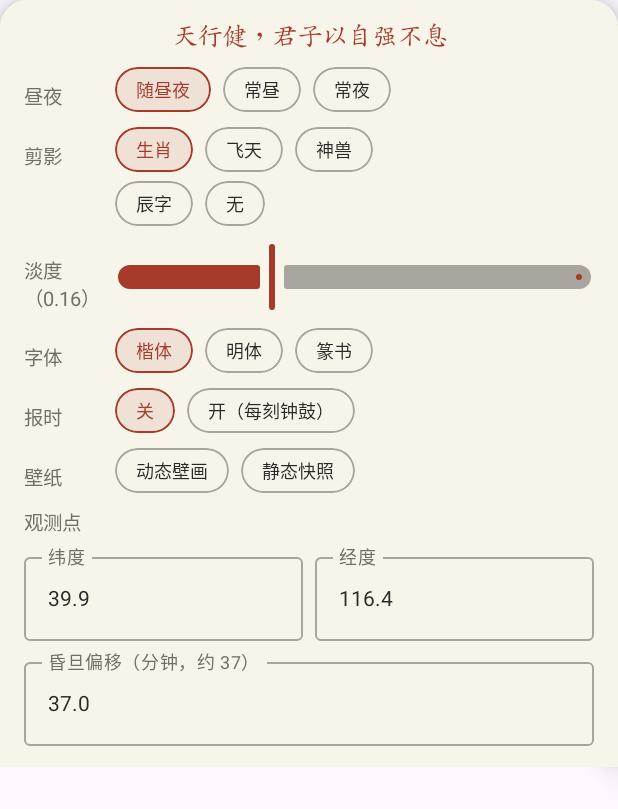
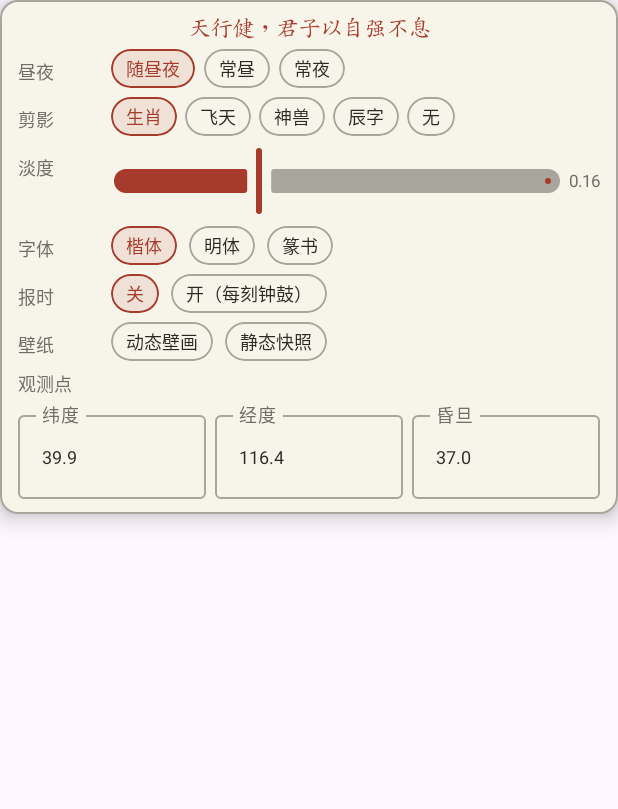
Before and after one commit to ayoblock/kepan-clock, an Android app built with Jetpack Compose: the composable SettingsSheet shown on its own in the app's theme, on a phone screen of 412 x 824 dp. Shown: the top 809 px of the screen. Run offline under Robolectric (Android 15) with nearby library versions, the phone set to English and light mode, and no system bars; Roboto replaces fonts that are not available here.

Commit message:
1.6.9(21)：横屏主盘主导（主盘正中 0.45h、面板 0.75 比例缩小、副盘居左余位中央）；设置牌窗改弹出框式浮卡（横屏覆面板位/竖屏底部居中，高度封顶内滚，不再满宽占屏）

```diff
--- a/android/app/build.gradle.kts
+++ b/android/app/build.gradle.kts
@@ -19,8 +19,8 @@ tasks.withType<Test>().configureEach {
 }
 
 /** 版本号唯一来源：defaultConfig、产物命名、发版文档共用。 */
-val appVersionName = "1.6.8"
-val appVersionCode = 20
+val appVersionName = "1.6.9"
+val appVersionCode = 21
 
 val keystoreProps = Properties().apply {
     val f = rootProject.file("keystore.properties")
--- a/android/app/src/main/java/cn/workbuddy/kepanclock/settings/SettingsSheet.kt
+++ b/android/app/src/main/java/cn/workbuddy/kepanclock/settings/SettingsSheet.kt
@@ -1,6 +1,7 @@
 package cn.workbuddy.kepanclock.settings
 
 import android.graphics.Typeface
+import androidx.compose.foundation.BorderStroke
 import androidx.compose.foundation.background
 import androidx.compose.foundation.border
 import androidx.compose.foundation.clickable
@@ -8,6 +9,7 @@ import androidx.compose.foundation.layout.Arrangement
 import androidx.compose.foundation.layout.Column
 import androidx.compose.foundation.layout.Row
 import androidx.compose.foundation.layout.fillMaxWidth
+import androidx.compose.foundation.layout.heightIn
 import androidx.compose.foundation.layout.padding
 import androidx.compose.foundation.rememberScrollState
 import androidx.compose.foundation.shape.RoundedCornerShape
@@ -41,6 +43,9 @@ import cn.workbuddy.kepanclock.render.Palette
  * 2026-11-21 用户拍板扩展：全局切换所有文字）/ 报时开关（P4）；壁纸动作（壁画自启/静态壁纸）属 P4 壁纸轮，本版不出现。
  * 「改即存」：每项改动即时回调落 DataStore，Flow 发射即刻生效。
  * 观测点（纬度/经度/昏旦偏移）为桌面 config.toml 手工项的承接，输入校验后写回。
+ * 2026-11-23 v1.6.9 用户反馈：改为与历注弹出框同款的**浮卡**——不再满宽底板，
+ * 宽度/位置由 ClockActivity 按 layout() 几何定位（横屏覆右面板位、竖屏底部
+ * 居中悬浮），高度上限由调用方 heightIn 传入，超出内滚。
  */
 @Composable
 fun SettingsSheet(
@@ -77,30 +82,29 @@ fun SettingsSheet(
 
     Surface(
         modifier = modifier.fillMaxWidth(),
-        shadowElevation = 10.dp,
+        shadowElevation = 8.dp,
         color = bg,
-        shape = RoundedCornerShape(topStart = 18.dp, topEnd = 18.dp),
+        shape = RoundedCornerShape(12.dp),
+        border = BorderStroke(1.dp, hair),
     ) {
         Column(
             modifier = Modifier
                 .fillMaxWidth()
                 .verticalScroll(rememberScrollState())
-                .padding(horizontal = 16.dp, vertical = 14.dp),
-            verticalArrangement = Arrangement.spacedBy(10.dp),
+                .padding(horizontal = 12.dp, vertical = 10.dp),
+            verticalArrangement = Arrangement.spacedBy(6.dp),
         ) {
             Text(
                 "天行健，君子以自强不息",
                 fontFamily = seal,
-                fontSize = 17.sp,
+                fontSize = 15.sp,
                 color = cinnabar,
                 textAlign = TextAlign.Center,
-                modifier = Modifier
-                    .fillMaxWidth()
-                    .padding(bottom = 2.dp),
+                modifier = Modifier.fillMaxWidth(),
             )
 
             LabeledRow("昼夜", faint) {
-                Row(horizontalArrangement = Arrangement.spacedBy(8.dp)) {
+                Row(horizontalArrangement = Arrangement.spacedBy(6.dp)) {
                     SettingChip("随昼夜", cfg.theme == "auto", hair, ink, cinnabar) { onTheme("auto") }
                     SettingChip("常昼", cfg.theme == "day", hair, ink, cinnabar) { onTheme("day") }
                     SettingChip("常夜", cfg.theme == "night", hair, ink, cinnabar) { onTheme("night") }
@@ -108,20 +112,18 @@ fun SettingsSheet(
             }
 
             LabeledRow("剪影", faint) {
-                Column(verticalArrangement = Arrangement.spacedBy(6.dp)) {
-                    Row(horizontalArrangement = Arrangement.spacedBy(8.dp)) {
+                Row(horizontalArrangement = Arrangement.spacedBy(5.dp)) {
                     SettingChip("生肖", cfg.watermark == "zodiac", hair, ink, cinnabar) { onWatermark("zodiac") }
                     SettingChip("飞天", cfg.watermark == "feitian", hair, ink, cinnabar) { onWatermark("feitian") }
                     SettingChip("神兽", cfg.watermark == "beast", hair, ink, cinnabar) { onWatermark("beast") }
-                    }
-                    Row(horizontalArrangement = Arrangement.spacedBy(8.dp)) {
                     SettingChip("辰字", cfg.watermark == "chen", hair, ink, cinnabar) { onWatermark("chen") }
                     SettingChip("无", cfg.watermark == "none", hair, ink, cinnabar) { onWatermark("none") }
                 }
             }
-            }
 
-            LabeledRow("淡度（${"%.2f".format(cfg.wmAlpha)}）", faint) {
+            LabeledRow("淡度", faint) {
+                // 数值随行显示（v1.6.9：标签列窄，括号值会换行）
+                Row(verticalAlignment = androidx.compose.ui.Alignment.CenterVertically) {
                     Slider(
                         value = cfg.wmAlpha.toFloat(),
                         onValueChange = { onAlpha(it.toDouble()) },
@@ -132,7 +134,15 @@ fun SettingsSheet(
                             activeTrackColor = cinnabar,
                             inactiveTrackColor = hair,
                         ),
+                        modifier = Modifier.weight(1f),
                     )
+                    Text(
+                        "%.2f".format(cfg.wmAlpha),
+                        fontSize = 11.sp,
+                        color = faint,
+                        modifier = Modifier.padding(start = 4.dp),
+                    )
+                }
             }
 
             LabeledRow("字体", faint) {
@@ -167,9 +177,9 @@ private fun LabeledRow(label: String, faint: Color, content: @Composable () -> U
     Row(modifier = Modifier.fillMaxWidth()) {
         Text(
             label,
-            fontSize = 13.sp,
+            fontSize = 12.sp,
             color = faint,
-            modifier = Modifier.padding(top = 10.dp).fillMaxWidth(0.16f),
+            modifier = Modifier.padding(top = 6.dp).fillMaxWidth(0.16f),
         )
         Column(modifier = Modifier.fillMaxWidth()) { content() }
     }
@@ -184,7 +194,7 @@ private fun SettingChip(
     cinnabar: Color,
     onClick: () -> Unit,
 ) {
-    val shape = RoundedCornerShape(16.dp)
+    val shape = RoundedCornerShape(14.dp)
     Text(
         label,
         fontSize = 12.sp,
@@ -194,7 +204,7 @@ private fun SettingChip(
             .background(if (selected) cinnabar.copy(alpha = 0.10f) else Color.Transparent)
             .border(1.dp, if (selected) cinnabar else hair, shape)
             .clickable(onClick = onClick)
-            .padding(horizontal = 14.dp, vertical = 6.dp),
+            .padding(horizontal = 10.dp, vertical = 4.dp),
     )
 }
 
@@ -229,14 +239,15 @@ private fun PlaceEditor(
         unfocusedLabelColor = faint,
     )
 
-    Column(verticalArrangement = Arrangement.spacedBy(6.dp)) {
-        Text("观测点", fontSize = 13.sp, color = faint)
-        Row(horizontalArrangement = Arrangement.spacedBy(8.dp)) {
+    Column(verticalArrangement = Arrangement.spacedBy(4.dp)) {
+        Text("观测点", fontSize = 12.sp, color = faint)
+        Row(horizontalArrangement = Arrangement.spacedBy(6.dp)) {
             OutlinedTextField(
                 value = latText,
                 onValueChange = { latText = it; tryCommit() },
                 label = { Text("纬度") },
                 singleLine = true,
+                textStyle = androidx.compose.ui.text.TextStyle(fontSize = 12.sp, color = ink),
                 colors = fieldColors,
                 modifier = Modifier.weight(1f),
             )
@@ -245,17 +256,19 @@ private fun PlaceEditor(
                 onValueChange = { lonText = it; tryCommit() },
                 label = { Text("经度") },
                 singleLine = true,
+                textStyle = androidx.compose.ui.text.TextStyle(fontSize = 12.sp, color = ink),
+                colors = fieldColors,
+                modifier = Modifier.weight(1f),
+            )
+            OutlinedTextField(
+                value = duskText,
+                onValueChange = { duskText = it; tryCommit() },
+                label = { Text("昏旦") },
+                singleLine = true,
+                textStyle = androidx.compose.ui.text.TextStyle(fontSize = 12.sp, color = ink),
                 colors = fieldColors,
                 modifier = Modifier.weight(1f),
             )
         }
-        OutlinedTextField(
-            value = duskText,
-            onValueChange = { duskText = it; tryCommit() },
-            label = { Text("昏旦偏移（分钟，约 37）") },
-            singleLine = true,
-            colors = fieldColors,
-            modifier = Modifier.fillMaxWidth(),
-        )
     }
 }
```
Also changed, not shown: android/app/src/main/java/cn/workbuddy/kepanclock/app/ClockActivity.kt (+51 -6 lines), android/render-core/src/main/java/cn/workbuddy/kepanclock/render/RenderGeometry.kt (+24 -41 lines), android/render-core/src/main/java/cn/workbuddy/kepanclock/render/SceneRenderer.kt (+3 -4 lines), 3 other files. Lines whose indentation alone changed are shown as unchanged.
